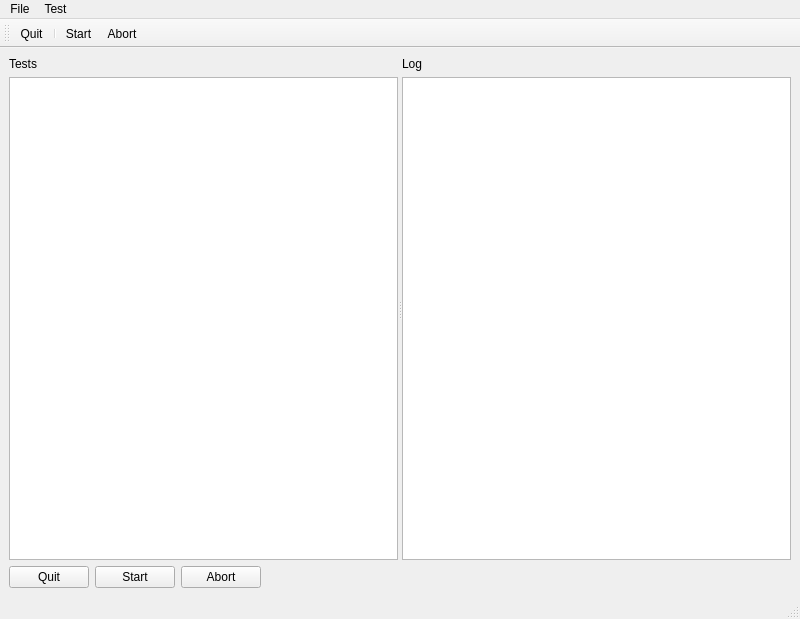
Before: the Qt Designer form bin/MainWindow.ui in ViktorFagerlind/TestFramework, drawn with Qt 5.
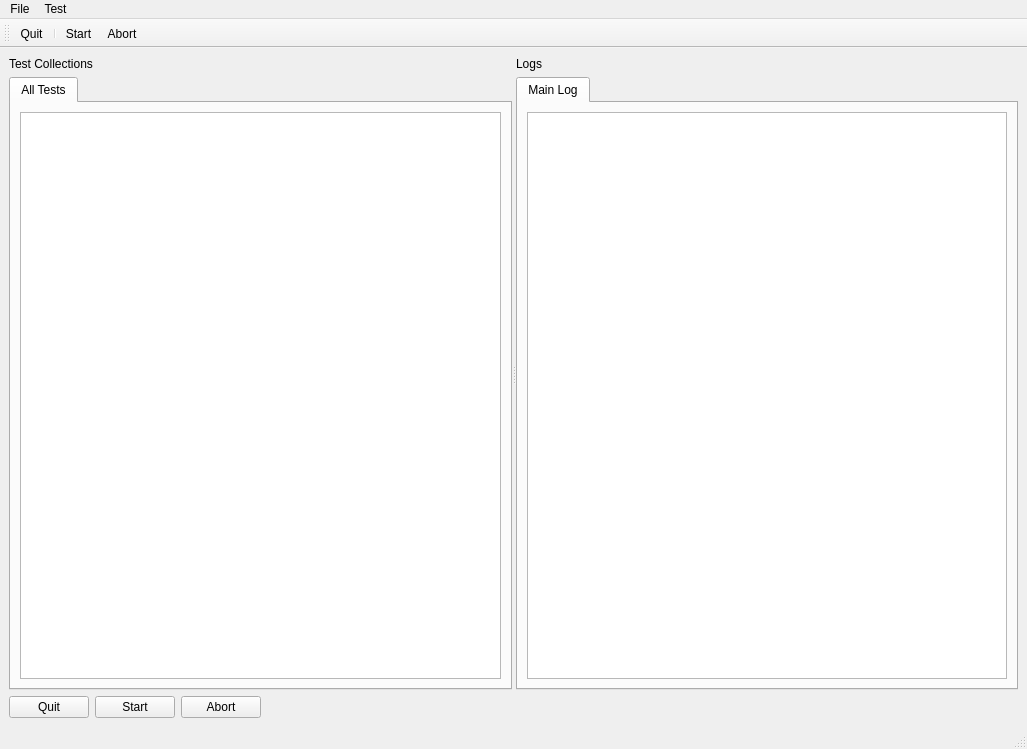
After: the same form once the commit is applied.

Diff of the .ui file:
```diff
--- a/bin/MainWindow.ui
+++ b/bin/MainWindow.ui
@@ -6,8 +6,8 @@
    <rect>
     <x>0</x>
     <y>0</y>
-    <width>800</width>
-    <height>619</height>
+    <width>1027</width>
+    <height>749</height>
    </rect>
   </property>
   <property name="windowTitle">
@@ -39,10 +39,20 @@
              </sizepolicy>
             </property>
             <property name="text">
-             <string>Tests</string>
+             <string>Test Collections</string>
             </property>
            </widget>
           </item>
+          <item>
+           <widget class="QTabWidget" name="tabWidget">
+            <property name="currentIndex">
+             <number>0</number>
+            </property>
+            <widget class="QWidget" name="tab_1">
+             <attribute name="title">
+              <string>All Tests</string>
+             </attribute>
+             <layout class="QHBoxLayout" name="horizontalLayout_2">
           <item>
            <widget class="QListView" name="listViewTests">
             <property name="sizePolicy">
@@ -55,6 +65,10 @@
           </item>
          </layout>
         </widget>
+           </widget>
+          </item>
+         </layout>
+        </widget>
         <widget class="QWidget" name="layoutWidget_3">
          <layout class="QVBoxLayout" name="verticalLayout_2">
           <item>
@@ -66,10 +80,20 @@
              </sizepolicy>
             </property>
             <property name="text">
-             <string>Log</string>
+             <string>Logs</string>
             </property>
            </widget>
           </item>
+          <item>
+           <widget class="QTabWidget" name="tabWidget_2">
+            <property name="currentIndex">
+             <number>0</number>
+            </property>
+            <widget class="QWidget" name="tab">
+             <attribute name="title">
+              <string>Main Log</string>
+             </attribute>
+             <layout class="QVBoxLayout" name="verticalLayout_4">
           <item>
            <widget class="QListView" name="listViewLog">
             <property name="sizePolicy">
@@ -78,6 +102,18 @@
               <verstretch>0</verstretch>
              </sizepolicy>
             </property>
+                <property name="font">
+                 <font>
+                  <family>Courier New</family>
+                 </font>
+                </property>
+                <property name="movement">
+                 <enum>QListView::Free</enum>
+                </property>
+               </widget>
+              </item>
+             </layout>
+            </widget>
            </widget>
           </item>
          </layout>
@@ -131,7 +167,7 @@
     <rect>
      <x>0</x>
      <y>0</y>
-     <width>800</width>
+     <width>1027</width>
      <height>21</height>
     </rect>
    </property>
```
Left out of the diff: 4 changed lines with no effect on the pictures. Lines whose indentation alone changed are shown as unchanged.
